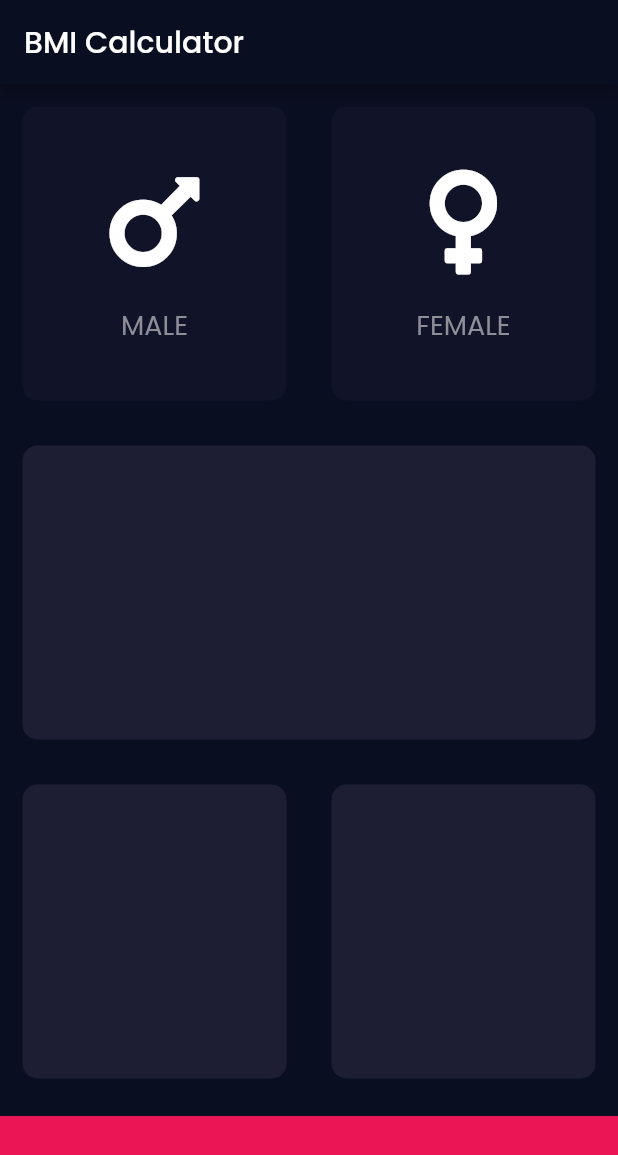
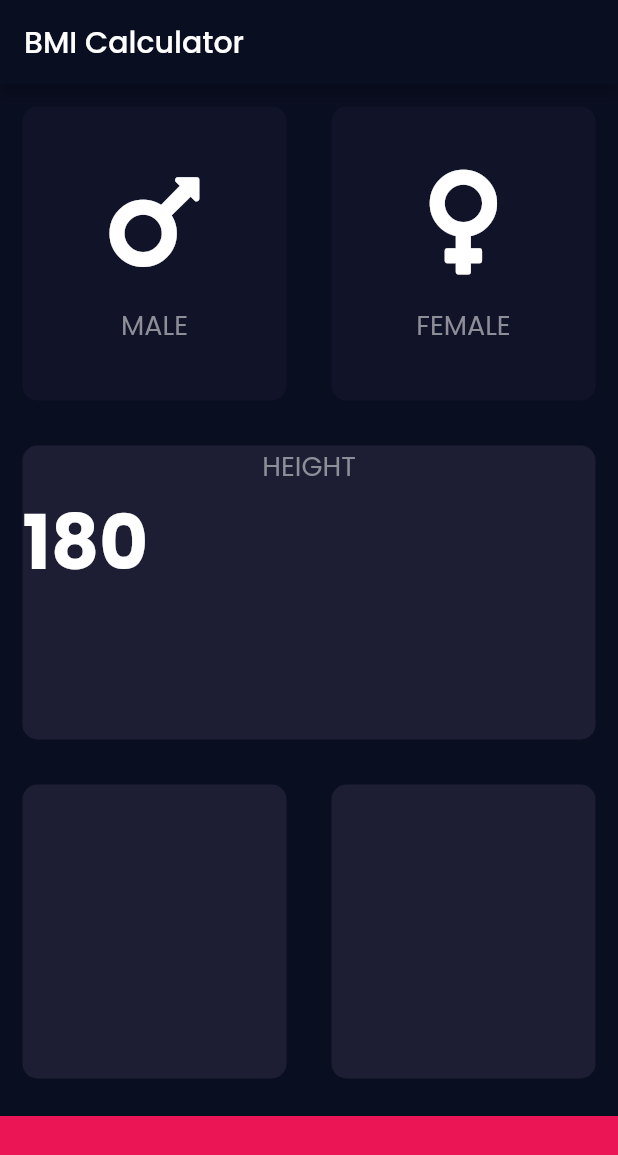
Before and after one commit to codestronaut/flutter-bmi-calculator, a Flutter app: the screen it shows after launch, on a phone screen of 412 x 824 dp. Shown: the top 1155 px of the screen. Run offline on Flutter 3.47's test engine with Material 2 defaults, Android fonts, the phone set to English and light mode, and no system bars; our stand-ins replace font_awesome_flutter, google_fonts.

Commit message:
Separate constants from page layout

```diff
--- /dev/null
+++ b/lib/constants.dart
@@ -0,0 +1,23 @@
+import 'package:flutter/material.dart';
+import 'package:google_fonts/google_fonts.dart';
+
+// DIMENS
+const kBottomContainerHeight = 80.0;
+const kLabelTextSize = 18.0;
+
+// COLORS
+const kActiveCardColor = Color(0xFF1D1E33);
+const kInactiveCardColor = Color(0xFF111328);
+const kBottomContainerColor = Color(0xFFEB1555);
+const kLabelTextColor = Color(0xFF8D8E98);
+
+// TEXT STYLE
+final kLabelTextStyle = GoogleFonts.poppins(
+  color: kLabelTextColor,
+  fontSize: kLabelTextSize,
+);
+
+final kNumberTextStyle = GoogleFonts.poppins(
+  fontSize: 50.0,
+  fontWeight: FontWeight.w700,
+);
--- a/lib/icon_content.dart
+++ b/lib/icon_content.dart
@@ -1,5 +1,5 @@
 import 'package:flutter/material.dart';
-import 'package:google_fonts/google_fonts.dart';
+import 'package:flutter_bmi_calculator/constants.dart';
 
 class IconContent extends StatelessWidget {
   final IconData icon;
@@ -23,10 +23,7 @@ class IconContent extends StatelessWidget {
         ),
         Text(
           label,
-          style: GoogleFonts.poppins(
-            color: Color(0xFF8D8E98),
-            fontSize: 18.0,
-          ),
+          style: kLabelTextStyle,
         ),
       ],
     );
--- a/lib/input_page.dart
+++ b/lib/input_page.dart
@@ -3,11 +3,7 @@ import 'package:flutter_bmi_calculator/icon_content.dart';
 import 'package:flutter_bmi_calculator/reusable_card.dart';
 import 'package:font_awesome_flutter/font_awesome_flutter.dart';
 import 'package:google_fonts/google_fonts.dart';
-
-const bottomContainerHeight = 80.0;
-const activeCardColor = Color(0xFF1D1E33);
-const inactiveCardColor = Color(0xFF111328);
-const bottomContainerColor = Color(0xFFEB1555);
+import 'package:flutter_bmi_calculator/constants.dart';
 
 enum Gender {
   male,
@@ -34,6 +30,7 @@ class _InputPageState extends State<InputPage> {
         ),
       ),
       body: Column(
+        crossAxisAlignment: CrossAxisAlignment.stretch,
         children: [
           Expanded(
             child: Row(
@@ -46,8 +43,8 @@ class _InputPageState extends State<InputPage> {
                       });
                     },
                     cardColor: selectedGender == Gender.male
-                        ? activeCardColor
-                        : inactiveCardColor,
+                        ? kActiveCardColor
+                        : kInactiveCardColor,
                     cardChild: IconContent(
                       icon: FontAwesomeIcons.mars,
                       label: 'MALE',
@@ -62,8 +59,8 @@ class _InputPageState extends State<InputPage> {
                       });
                     },
                     cardColor: selectedGender == Gender.female
-                        ? activeCardColor
-                        : inactiveCardColor,
+                        ? kActiveCardColor
+                        : kInactiveCardColor,
                     cardChild: IconContent(
                       icon: FontAwesomeIcons.venus,
                       label: 'FEMALE',
@@ -75,7 +72,24 @@ class _InputPageState extends State<InputPage> {
           ),
           Expanded(
             child: ReusableCard(
-              cardColor: activeCardColor,
+              cardColor: kActiveCardColor,
+              cardChild: Column(
+                children: [
+                  Text(
+                    'HEIGHT',
+                    style: kLabelTextStyle,
+                  ),
+                  Row(
+                    children: [
+                      Text(
+                        '180',
+                        style: kNumberTextStyle,
+                      ),
+                      Text(''),
+                    ],
+                  )
+                ],
+              ),
             ),
           ),
           Expanded(
@@ -83,22 +97,22 @@ class _InputPageState extends State<InputPage> {
               children: [
                 Expanded(
                   child: ReusableCard(
-                    cardColor: activeCardColor,
+                    cardColor: kActiveCardColor,
                   ),
                 ),
                 Expanded(
                   child: ReusableCard(
-                    cardColor: activeCardColor,
+                    cardColor: kActiveCardColor,
                   ),
                 ),
               ],
             ),
           ),
           Container(
-            color: bottomContainerColor,
+            color: kBottomContainerColor,
             margin: EdgeInsets.only(top: 10.0),
             width: double.infinity,
-            height: bottomContainerHeight,
+            height: kBottomContainerHeight,
           )
         ],
       ),
```
